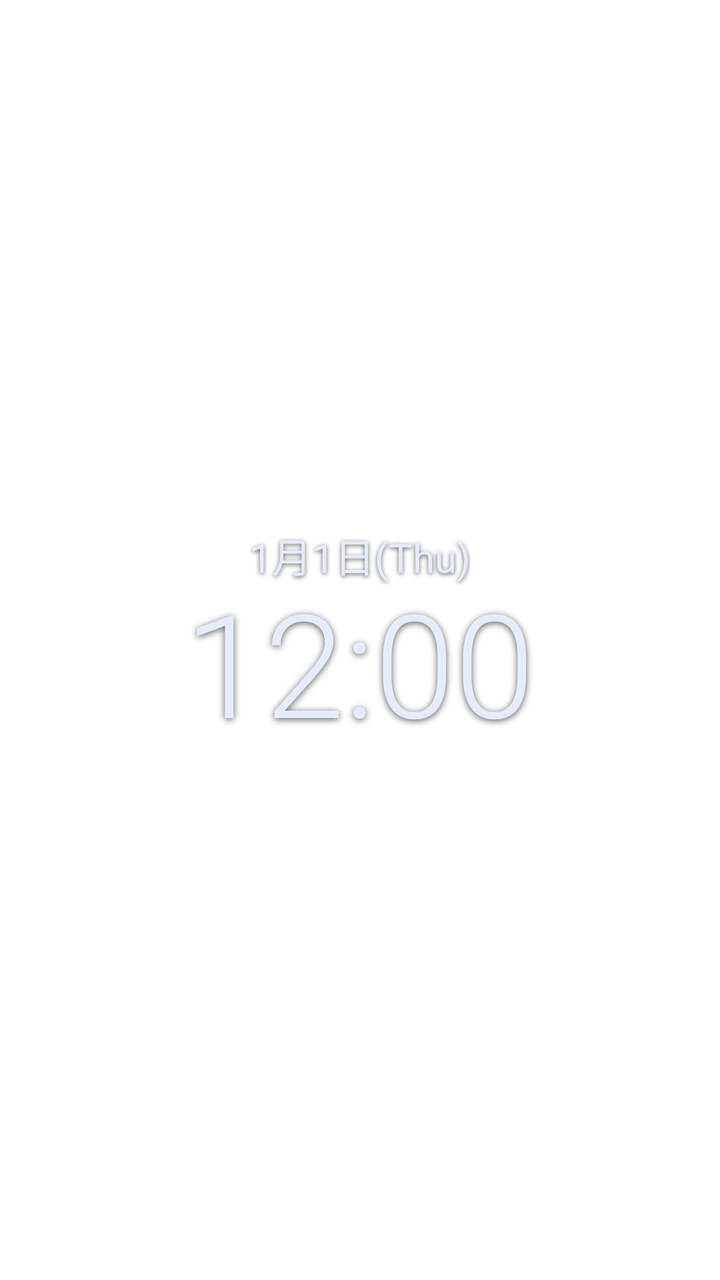
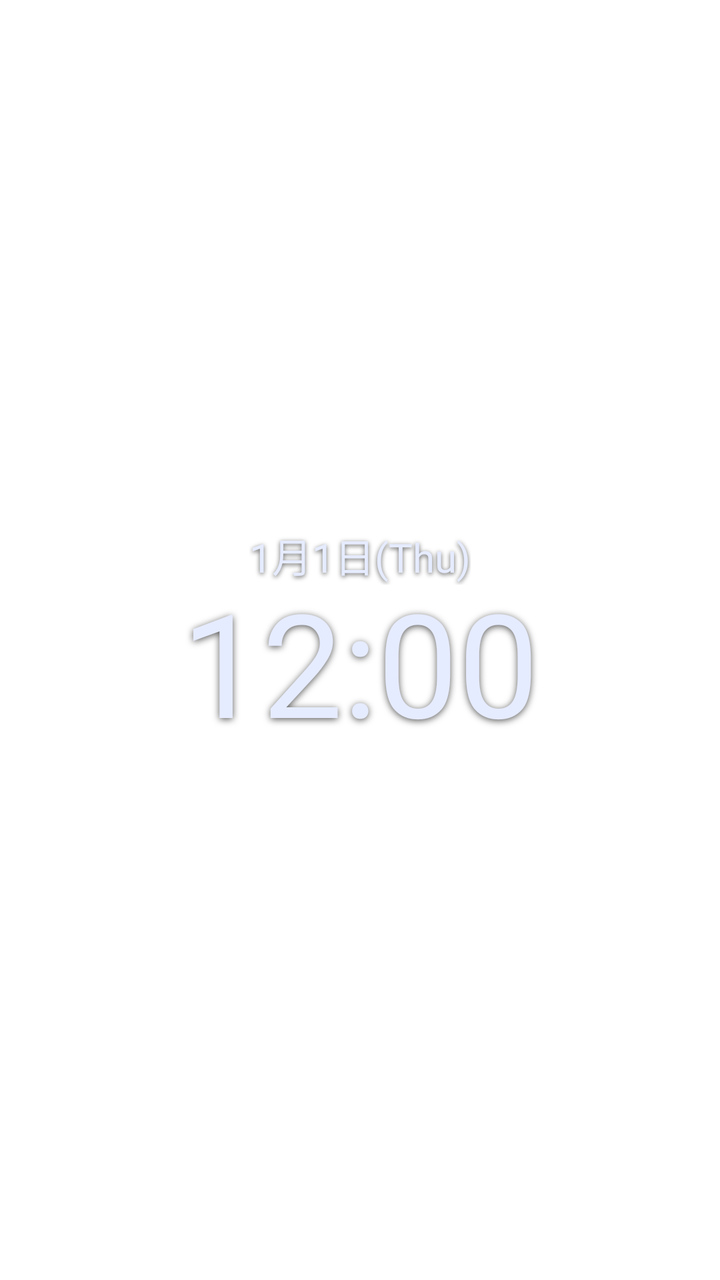

Two renders of the same Android screen: before a commit and after it. Below are the layout's source before the change and the commit's diff.
<!-- AndroidManifest.xml: fallback theme Theme.MaterialComponents.DayNight.NoActionBar -->
<!-- res/layout/widget_12.xml -->
<?xml version="1.0" encoding="utf-8"?>
<LinearLayout xmlns:android="http://schemas.android.com/apk/res/android"
    android:id="@+id/root"
    android:layout_width="match_parent"
    android:layout_height="match_parent"
    android:background="@android:color/transparent"
    android:gravity="center"
    android:orientation="vertical">

    <TextClock
        android:layout_width="wrap_content"
        android:layout_height="wrap_content"
        android:format12Hour="M月d日(E)"
        android:format24Hour="M月d日(E)"
        android:textColor="#FFE6ECFF"
        android:textSize="20sp"
        android:shadowColor="#AA000000"
        android:shadowDy="2"
        android:shadowRadius="6" />

    <TextClock
        android:layout_width="wrap_content"
        android:layout_height="wrap_content"
        android:format12Hour="h:mm"
        android:format24Hour="h:mm"
        android:fontFamily="sans-serif-light"
        android:includeFontPadding="false"
        android:textColor="#FFE6ECFF"
        android:textSize="72sp"
        android:shadowColor="#AA000000"
        android:shadowDy="2"
        android:shadowRadius="8" />
</LinearLayout>
<!-- resources referenced by this layout -->
<resources>

</resources>

<!-- the commit's change to res/layout/widget_12.xml (unified diff, before → after) -->
@@ -8,6 +8,8 @@
     android:orientation="vertical">
 
     <TextClock
+        android:id="@+id/date"
+        android:fontFamily="@font/mincho"
         android:layout_width="wrap_content"
         android:layout_height="wrap_content"
         android:format12Hour="M月d日(E)"
@@ -19,12 +21,13 @@
         android:shadowRadius="6" />
 
     <TextClock
+        android:id="@+id/time"
+        android:fontFamily="@font/mincho"
         android:layout_width="wrap_content"
         android:layout_height="wrap_content"
         android:format12Hour="h:mm"
         android:format24Hour="h:mm"
-        android:fontFamily="sans-serif-light"
-        android:includeFontPadding="false"
+                android:includeFontPadding="false"
         android:textColor="#FFE6ECFF"
         android:textSize="72sp"
         android:shadowColor="#AA000000"
